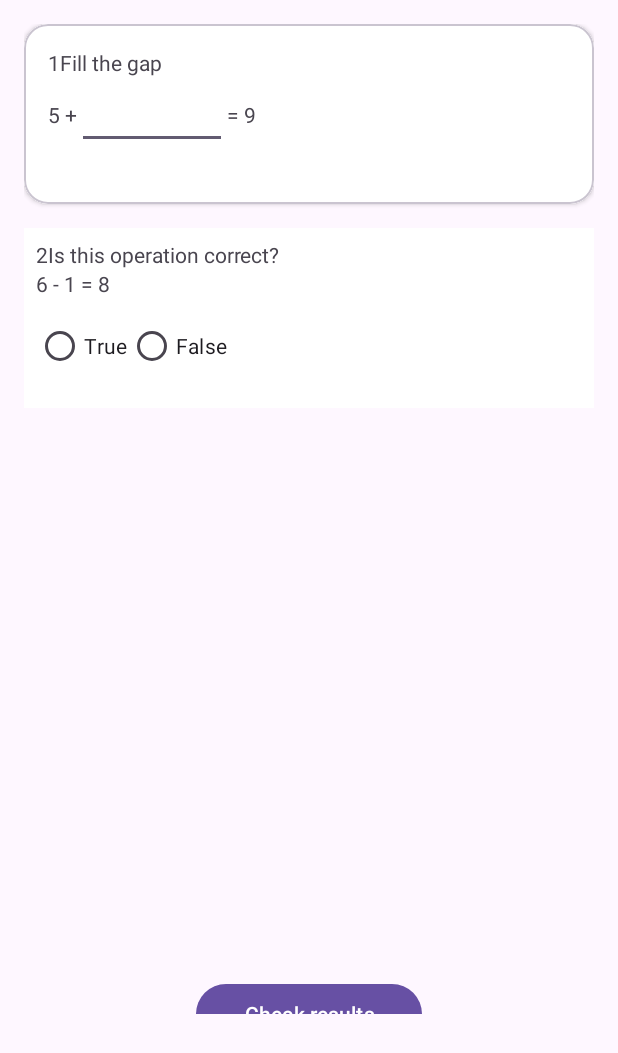
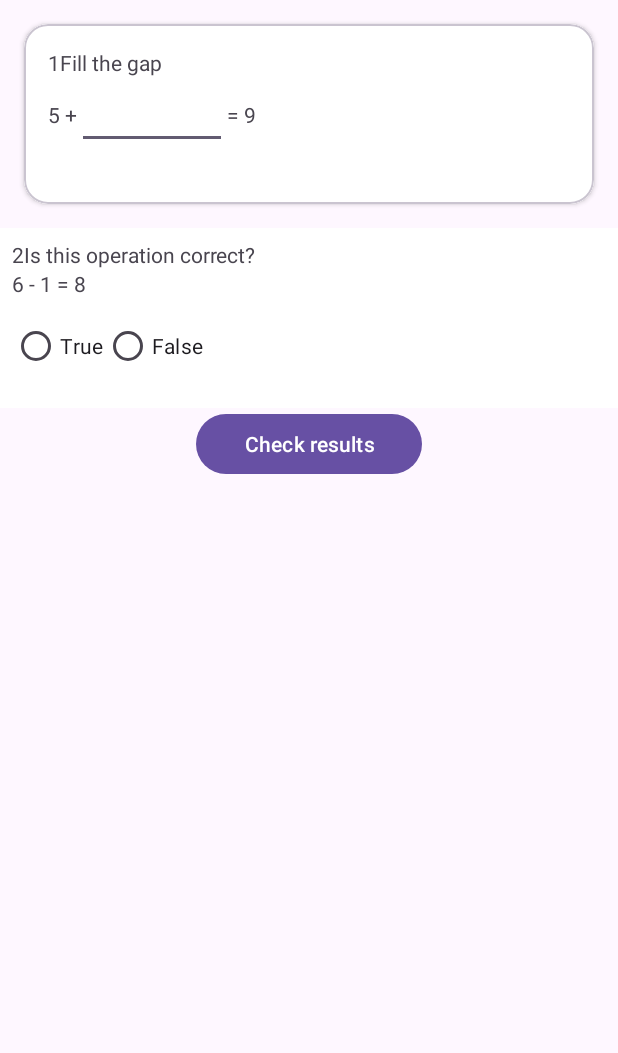
Before and after one commit to florscolari/TECH4300A2, an Android app: the screen it shows after launch (MainActivity), on a phone screen of 412 x 824 dp. Shown: the top 1053 px of the screen. Run offline under Robolectric (Android 15) with nearby library versions, the phone set to English and light mode, and no system bars.

Commit message:
btn at the bottom has been fixed

```diff
--- a/app/src/main/res/layout/activity_main.xml
+++ b/app/src/main/res/layout/activity_main.xml
@@ -8,26 +8,25 @@
     android:layout_height="match_parent"
     android:scrollbars="vertical"
     android:fadingEdge="none"
-    android:layout_margin="16dp"
     >
     <!-- START Only Child for a ScrollView -->
     <androidx.constraintlayout.widget.ConstraintLayout
         android:id="@+id/main"
         android:layout_width="match_parent"
         android:layout_height="wrap_content"
-        tools:context=".MainActivity"
-        >
+        tools:context=".MainActivity">
 
         <!-- START Material card test wrapping constraint into this -->
         <com.google.android.material.card.MaterialCardView
             android:id="@+id/matCard1"
             android:layout_width="match_parent"
             android:layout_height="wrap_content"
+            android:layout_margin="16dp"
             app:cardCornerRadius="16dp"
             app:cardElevation="2dp"
             app:layout_constraintEnd_toStartOf="parent"
             app:layout_constraintStart_toStartOf="parent"
-            app:layout_constraintTop_toTopOf="parent" >
+            app:layout_constraintTop_toTopOf="parent">
 
             <!--START Card 1 using a ConstraintLayout -->
             <androidx.constraintlayout.widget.ConstraintLayout
@@ -66,9 +65,9 @@
                     android:layout_height="wrap_content"
                     android:text="@string/q1OpText1"
                     app:layout_constraintBaseline_toBaselineOf="@+id/q1UserValue"
-                    app:layout_constraintTop_toBottomOf="@id/q1Label"
                     app:layout_constraintHorizontal_chainStyle="packed"
                     app:layout_constraintStart_toStartOf="parent"
+                    app:layout_constraintTop_toBottomOf="@id/q1Label"
                     tools:ignore="HardcodedText" />
 
                 <EditText
@@ -112,8 +111,6 @@
             android:layout_marginTop="16dp"
             android:background="#fff"
             android:padding="8dp"
-            app:layout_constraintEnd_toStartOf="@+id/guideline"
-            app:layout_constraintStart_toStartOf="@+id/vLeft"
             app:layout_constraintTop_toBottomOf="@+id/matCard1">
 
 
@@ -121,8 +118,8 @@
                 android:id="@+id/q2Number"
                 android:layout_width="wrap_content"
                 android:layout_height="wrap_content"
+                android:layout_marginEnd="4dp"
                 android:text="@string/q2Number"
-                android:layout_marginEnd="4dp"
                 app:layout_constraintBaseline_toBaselineOf="@+id/q2Label"
                 app:layout_constraintEnd_toStartOf="@+id/q2Label"
                 app:layout_constraintHorizontal_chainStyle="packed"
@@ -141,20 +138,18 @@
                 android:layout_width="wrap_content"
                 android:layout_height="wrap_content"
                 android:text="@string/q2OperationText"
-                app:layout_constraintTop_toBottomOf="@id/q2Label"
-                app:layout_constraintStart_toStartOf="parent" />
-
+                app:layout_constraintStart_toStartOf="parent"
+                app:layout_constraintTop_toBottomOf="@id/q2Label" />
 
 
             <RadioGroup
                 android:id="@+id/q2BtnGroup"
                 android:layout_width="wrap_content"
                 android:layout_height="wrap_content"
+                android:layout_marginTop="8dp"
                 android:orientation="horizontal"
-                android:layout_marginTop="8dp"
-                app:layout_constraintTop_toBottomOf="@id/q2OperationText"
                 app:layout_constraintStart_toStartOf="parent"
-                >
+                app:layout_constraintTop_toBottomOf="@id/q2OperationText">
 
                 <RadioButton
                     android:id="@+id/btnTrue"
@@ -181,67 +176,20 @@
 
 
 
-    <androidx.constraintlayout.widget.Guideline
-        android:id="@+id/hBottom"
-        android:layout_width="wrap_content"
-        android:layout_height="wrap_content"
-        android:orientation="horizontal"
-        app:layout_constraintGuide_begin="223dp" />
-
-    <androidx.constraintlayout.widget.Guideline
-        android:id="@+id/hTop"
-        android:layout_width="wrap_content"
-        android:layout_height="wrap_content"
-        android:orientation="horizontal"
-        app:layout_constraintGuide_percent="0.13543092" />
-
-        <androidx.constraintlayout.widget.Guideline
-            android:id="@+id/vLeft"
-            android:layout_width="wrap_content"
-            android:layout_height="wrap_content"
-            android:orientation="vertical"
-            app:layout_constraintGuide_begin="32dp" />
-
-    <androidx.constraintlayout.widget.Guideline
-        android:id="@+id/vRight"
-        android:layout_width="wrap_content"
-        android:layout_height="wrap_content"
-        android:orientation="vertical"
-        app:layout_constraintGuide_begin="236dp" />
-
-    <androidx.constraintlayout.widget.Guideline
-        android:id="@+id/guideline5"
-        android:layout_width="wrap_content"
-        android:layout_height="wrap_content"
-        android:orientation="horizontal"
-        app:layout_constraintGuide_begin="324dp" />
-
-    <androidx.constraintlayout.widget.Guideline
-        android:id="@+id/h4"
-        android:layout_width="wrap_content"
-        android:layout_height="wrap_content"
-        android:orientation="horizontal"
-        app:layout_constraintGuide_begin="660dp" />
-
-        <androidx.constraintlayout.widget.Guideline
-            android:id="@+id/guideline"
-            android:layout_width="wrap_content"
-            android:layout_height="wrap_content"
-            android:orientation="vertical"
-            app:layout_constraintGuide_begin="397dp" />
 
         <Button
             android:id="@+id/btn_goto_second_activity"
             android:layout_width="wrap_content"
             android:layout_height="wrap_content"
-            android:layout_marginBottom="8dp"
+
             android:paddingLeft="32dp"
             android:paddingRight="32dp"
             android:text="Check results"
-            app:layout_constraintBottom_toBottomOf="parent"
+            app:layout_constraintTop_toBottomOf="@+id/card2"
+            app:layout_constraintBottom_toBottomOf="@+id/main"
             app:layout_constraintEnd_toEndOf="parent"
             app:layout_constraintStart_toStartOf="parent"
-            app:layout_constraintTop_toBottomOf="parent"
+
             tools:ignore="HardcodedText,TouchTargetSizeCheck" />
     </androidx.constraintlayout.widget.ConstraintLayout>
     <!-- END Only Child for a ScrollView -->
```
